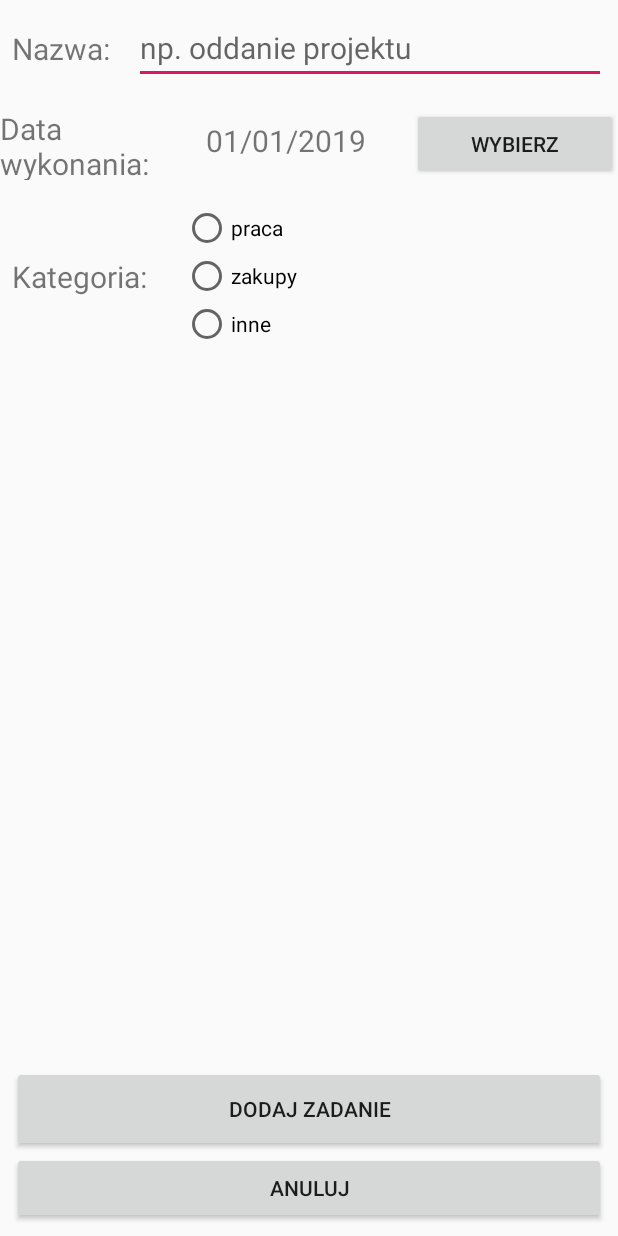
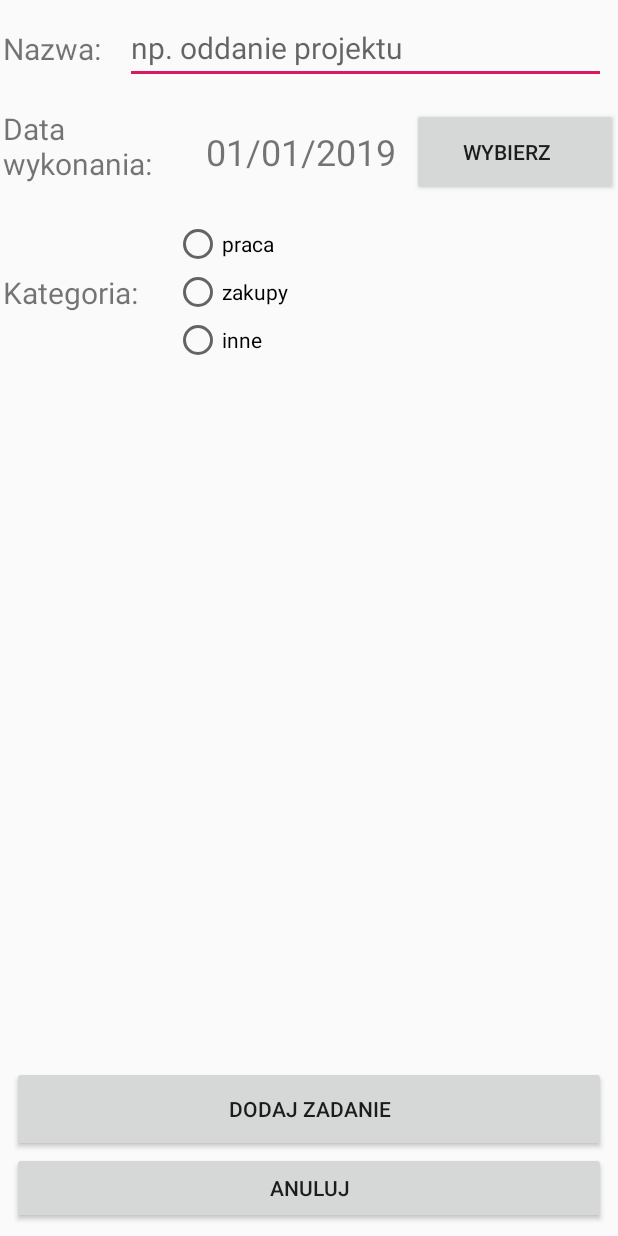
Before and after one commit to Rafi6677/ToDo-App---Android, an Android app: the layout activity_add_task.xml on its own in the app's theme, with its tools: preview values and no code run, on a phone screen of 412 x 824 dp. Run offline under Robolectric (Android 15) with nearby library versions, the phone set to English and light mode, and no system bars.

Commit message:
Improved layout and date formatter

```diff
--- a/app/src/main/java/com/example/todoapp/db/DatabaseHandler.kt
+++ b/app/src/main/java/com/example/todoapp/db/DatabaseHandler.kt
@@ -49,7 +49,7 @@ class DatabaseHandler(var context: Context) : SQLiteOpenHelper(context, DATABASE
     }
 
     fun readData() : MutableList<Task> {
-        var list : MutableList<Task> = ArrayList()
+        val list : MutableList<Task> = ArrayList()
         val db = this.readableDatabase
         val query = "SELECT * FROM " + TABLE_NAME
         val result = db.rawQuery(query, null)
@@ -63,9 +63,7 @@ class DatabaseHandler(var context: Context) : SQLiteOpenHelper(context, DATABASE
                     else -> Category.Other
                 }
 
-                println(category)
-
-                var task = Task()
+                val task = Task()
                 task.id = result.getString(result.getColumnIndex(COL_ID)).toInt()
                 task.name = result.getString(result.getColumnIndex(COL_NAME))
                 task.date = result.getString(result.getColumnIndex(COL_DATE))
--- a/app/src/main/res/layout/activity_add_task.xml
+++ b/app/src/main/res/layout/activity_add_task.xml
@@ -14,7 +14,7 @@
             android:id="@+id/taskCategory_TextView"
             app:layout_constraintStart_toStartOf="parent"
             android:textSize="20sp"
-            android:layout_marginLeft="8dp" android:layout_marginStart="8dp"
+            android:paddingLeft="2dp"
             app:layout_constraintTop_toTopOf="@+id/taskCategory_RadioGroup"
             app:layout_constraintBottom_toBottomOf="@+id/taskCategory_RadioGroup"/>
     <TextView
@@ -22,10 +22,10 @@
             android:layout_width="wrap_content"
             android:layout_height="wrap_content"
             android:id="@+id/taskName_TextView"
+            android:textSize="20sp"
+            android:paddingLeft="2dp"
             app:layout_constraintStart_toStartOf="parent"
-            android:layout_marginLeft="8dp"
-            android:layout_marginStart="8dp"
-            android:textSize="20sp" app:layout_constraintTop_toTopOf="@+id/taskName_EditText"
+            app:layout_constraintTop_toTopOf="@+id/taskName_EditText"
             app:layout_constraintBottom_toBottomOf="@+id/taskName_EditText"/>
     <EditText
             android:layout_width="0dp"
@@ -105,20 +105,23 @@
                 android:layout_height="match_parent"
                 android:id="@+id/taskDate_TextView"
                 android:layout_weight="1"
-                android:textSize="20sp"/>
+                android:textSize="20sp"
+                android:paddingLeft="2dp"/>
         <TextView
                 android:text="@string/new_task_date_hint"
                 android:layout_width="match_parent"
-                android:layout_height="wrap_content"
+                android:layout_height="match_parent"
+                android:gravity="center_vertical"
                 android:id="@+id/dateChoosen_TextView"
                 android:layout_weight="1"
-                android:textSize="20sp"/>
+                android:textSize="24sp"/>
         <Button
                 android:text="@string/new_task_date_button"
                 android:layout_width="match_parent"
-                android:layout_height="wrap_content"
+                android:layout_height="match_parent"
                 android:id="@+id/addDate_Button"
-                android:layout_weight="1"/>
+                android:layout_weight="1"
+                android:paddingLeft="2dp"/>
     </LinearLayout>
 
 </android.support.constraint.ConstraintLayout>
--- a/app/src/main/res/layout/activity_task_list.xml
+++ b/app/src/main/res/layout/activity_task_list.xml
@@ -60,9 +60,10 @@
         <TextView
                 android:text="@string/new_task_name"
                 android:layout_width="match_parent"
-                android:layout_height="wrap_content"
+                android:layout_height="match_parent"
                 android:id="@+id/taskName_TextViewRowTitle"
                 android:layout_weight="1"
+                android:gravity="center_vertical"
                 android:textStyle="bold"
                 android:textSize="20sp"
                 android:textColor="@android:color/black"/>
@@ -78,9 +79,10 @@
         <TextView
                 android:text="@string/new_task_category"
                 android:layout_width="match_parent"
-                android:layout_height="wrap_content"
+                android:layout_height="match_parent"
                 android:id="@+id/taskCategory_TextViewRowTitle"
                 android:layout_weight="1"
+                android:gravity="center_vertical"
                 android:textStyle="bold"
                 android:textSize="20sp"
                 android:textColor="@android:color/black"/>
```
Also changed, not shown: app/src/main/java/com/example/todoapp/activities/AddTaskActivity.kt (+25 -8 lines), app/src/main/res/layout/task_list_row.xml (+6 -3 lines).
